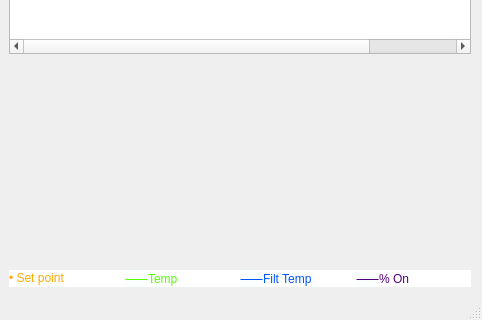
First picture: the form in mainwindow.ui, repository AnthonyA28/Qt-PWCL-game, before the edit; both pictures show x 285 to 767 and y 192 to 512 of the 767 by 512 pixel window.
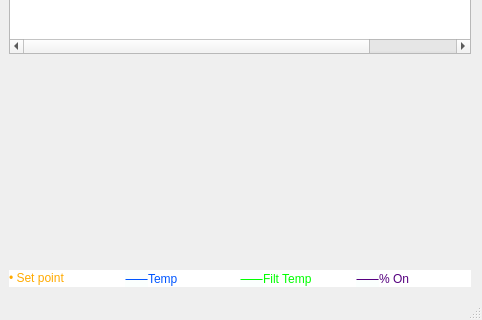
Second picture: the form after the edit. Icons and pictures are not drawn. Custom widgets are drawn as their Qt base class.

Commit message: swapped temp and tempfilt colors

Diff of the .ui file:
```diff
--- a/mainwindow.ui
+++ b/mainwindow.ui
@@ -534,7 +534,7 @@
            <string notr="true">background-color: rgb(255, 255, 255);</string>
           </property>
           <property name="text">
-           <string>&lt;html&gt;&lt;head/&gt;&lt;body&gt;&lt;p&gt;&lt;span style=&quot; font-family:'Code2000,Arial Unicode MS,Lucida Sans Unicode'; font-size:9pt; color:#55ff00; background-color:#fbfffe;&quot;&gt;⸺&lt;/span&gt;&lt;span style=&quot; font-family:'arial unicode ms,Lucida Sans Unicode,sans-serif'; font-size:9pt; color:#55ff00; background-color:#ffffff;&quot;&gt;Temp&lt;/span&gt;&lt;/p&gt;&lt;/body&gt;&lt;/html&gt;</string>
+           <string>&lt;html&gt;&lt;head/&gt;&lt;body&gt;&lt;p&gt;&lt;span style=&quot; font-family:'Code2000,Arial Unicode MS,Lucida Sans Unicode'; font-size:9pt; color:#0055ff; background-color:#fbfffe;&quot;&gt;⸺&lt;/span&gt;&lt;span style=&quot; font-family:'arial unicode ms,Lucida Sans Unicode,sans-serif'; font-size:9pt; color:#0055ff; background-color:#ffffff;&quot;&gt;Temp&lt;/span&gt;&lt;/p&gt;&lt;/body&gt;&lt;/html&gt;</string>
           </property>
          </widget>
         </item>
@@ -544,7 +544,7 @@
            <string notr="true">background-color: rgb(255, 255, 255);</string>
           </property>
           <property name="text">
-           <string>&lt;html&gt;&lt;head/&gt;&lt;body&gt;&lt;p&gt;&lt;span style=&quot; font-family:'Code2000,Arial Unicode MS,Lucida Sans Unicode'; font-size:9pt; color:#0055ff; background-color:#fbfffe;&quot;&gt;⸺&lt;/span&gt;&lt;span style=&quot; font-family:'arial unicode ms,Lucida Sans Unicode,sans-serif'; font-size:9pt; color:#0055ff; background-color:#ffffff;&quot;&gt;Filt Temp  &lt;/span&gt;&lt;/p&gt;&lt;/body&gt;&lt;/html&gt;</string>
+           <string>&lt;html&gt;&lt;head/&gt;&lt;body&gt;&lt;p&gt;&lt;span style=&quot; font-family:'Code2000,Arial Unicode MS,Lucida Sans Unicode'; font-size:9pt; color:#00ff00; background-color:#fbfffe;&quot;&gt;⸺&lt;/span&gt;&lt;span style=&quot; font-family:'arial unicode ms,Lucida Sans Unicode,sans-serif'; font-size:9pt; color:#00ff00; background-color:#ffffff;&quot;&gt;Filt Temp &lt;/span&gt;&lt;/p&gt;&lt;/body&gt;&lt;/html&gt;</string>
           </property>
          </widget>
         </item>
```
Left out of the diff: 2 changed lines with no effect on the pictures. The commit also changes 1 other file.
